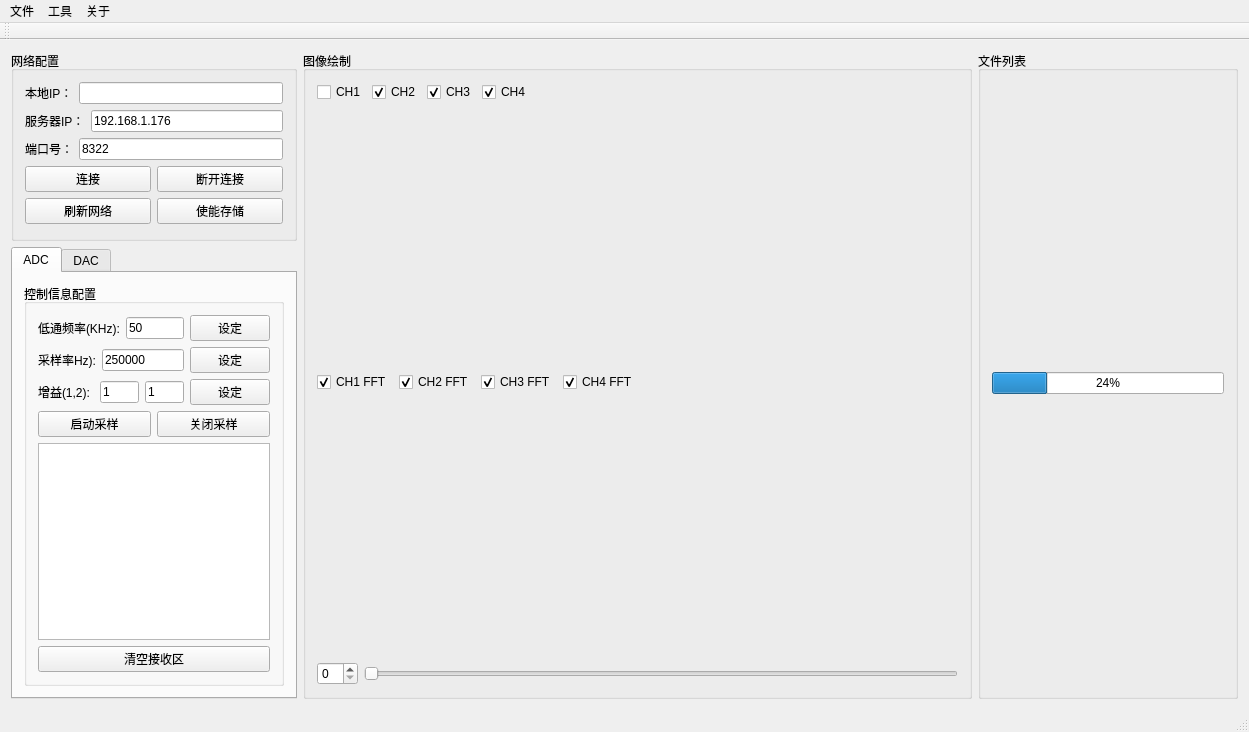
Qt form PRO/NetworkPlot/mainwindow.ui (carloscn/netplot) before a commit.
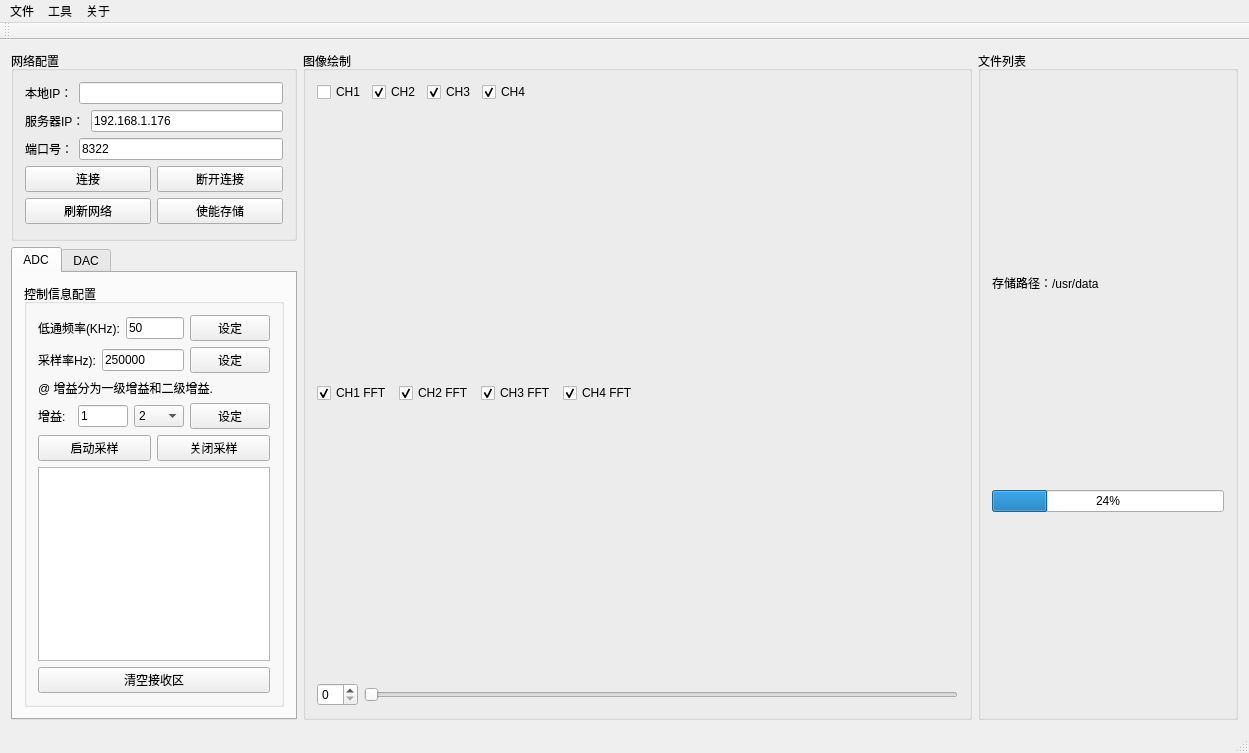
The same form after that commit. Custom widgets are drawn as their Qt base class.

Diff of the .ui file:
```diff
--- a/PRO/NetworkPlot/mainwindow.ui
+++ b/PRO/NetworkPlot/mainwindow.ui
@@ -287,6 +287,19 @@
                </item>
               </layout>
              </item>
+             <item>
+              <widget class="QLabel" name="label_7">
+               <property name="sizePolicy">
+                <sizepolicy hsizetype="Expanding" vsizetype="Fixed">
+                 <horstretch>0</horstretch>
+                 <verstretch>0</verstretch>
+                </sizepolicy>
+               </property>
+               <property name="text">
+                <string>@ 增益分为一级增益和二级增益.</string>
+               </property>
+              </widget>
+             </item>
              <item>
               <layout class="QHBoxLayout" name="horizontalLayout_6">
                <property name="sizeConstraint">
@@ -301,17 +314,23 @@
                   </sizepolicy>
                  </property>
                  <property name="text">
-                  <string>增益(1,2): </string>
+                  <string>增益: </string>
                  </property>
                 </widget>
                </item>
                <item>
                 <widget class="QLineEdit" name="lineEdit_gain_1">
-                 <property name="sizePolicy">
-                  <sizepolicy hsizetype="Expanding" vsizetype="Fixed">
-                   <horstretch>0</horstretch>
-                   <verstretch>0</verstretch>
-                  </sizepolicy>
+                 <property name="minimumSize">
+                  <size>
+                   <width>50</width>
+                   <height>0</height>
+                  </size>
+                 </property>
+                 <property name="maximumSize">
+                  <size>
+                   <width>50</width>
+                   <height>16777215</height>
+                  </size>
                  </property>
                  <property name="text">
                   <string>1</string>
@@ -322,19 +341,54 @@
                 </widget>
                </item>
                <item>
-                <widget class="QLineEdit" name="lineEdit_gain_2">
-                 <property name="sizePolicy">
-                  <sizepolicy hsizetype="Expanding" vsizetype="Fixed">
-                   <horstretch>0</horstretch>
-                   <verstretch>0</verstretch>
-                  </sizepolicy>
+                <widget class="QComboBox" name="comboBox_gain2">
+                 <property name="minimumSize">
+                  <size>
+                   <width>50</width>
+                   <height>0</height>
+                  </size>
                  </property>
-                 <property name="text">
-                  <string>1</string>
+                 <property name="maximumSize">
+                  <size>
+                   <width>50</width>
+                   <height>16777215</height>
+                  </size>
                  </property>
-                 <property name="readOnly">
-                  <bool>false</bool>
-                 </property>
+                 <item>
+                  <property name="text">
+                   <string>2</string>
+                  </property>
+                 </item>
+                 <item>
+                  <property name="text">
+                   <string>5</string>
+                  </property>
+                 </item>
+                 <item>
+                  <property name="text">
+                   <string>10</string>
+                  </property>
+                 </item>
+                 <item>
+                  <property name="text">
+                   <string>20</string>
+                  </property>
+                 </item>
+                 <item>
+                  <property name="text">
+                   <string>30</string>
+                  </property>
+                 </item>
+                 <item>
+                  <property name="text">
+                   <string>50</string>
+                  </property>
+                 </item>
+                 <item>
+                  <property name="text">
+                   <string>100</string>
+                  </property>
+                 </item>
                 </widget>
                </item>
                <item>
@@ -679,6 +733,19 @@
        <string>文件列表</string>
       </property>
       <layout class="QVBoxLayout" name="verticalLayout_6">
+       <item>
+        <widget class="QLabel" name="label_8">
+         <property name="sizePolicy">
+          <sizepolicy hsizetype="Expanding" vsizetype="Fixed">
+           <horstretch>0</horstretch>
+           <verstretch>0</verstretch>
+          </sizepolicy>
+         </property>
+         <property name="text">
+          <string>存储路径：/usr/data</string>
+         </property>
+        </widget>
+       </item>
        <item>
         <layout class="QGridLayout" name="gridLayout"/>
        </item>
```
Left out of the diff: 13 changed lines with no effect on the pictures.
